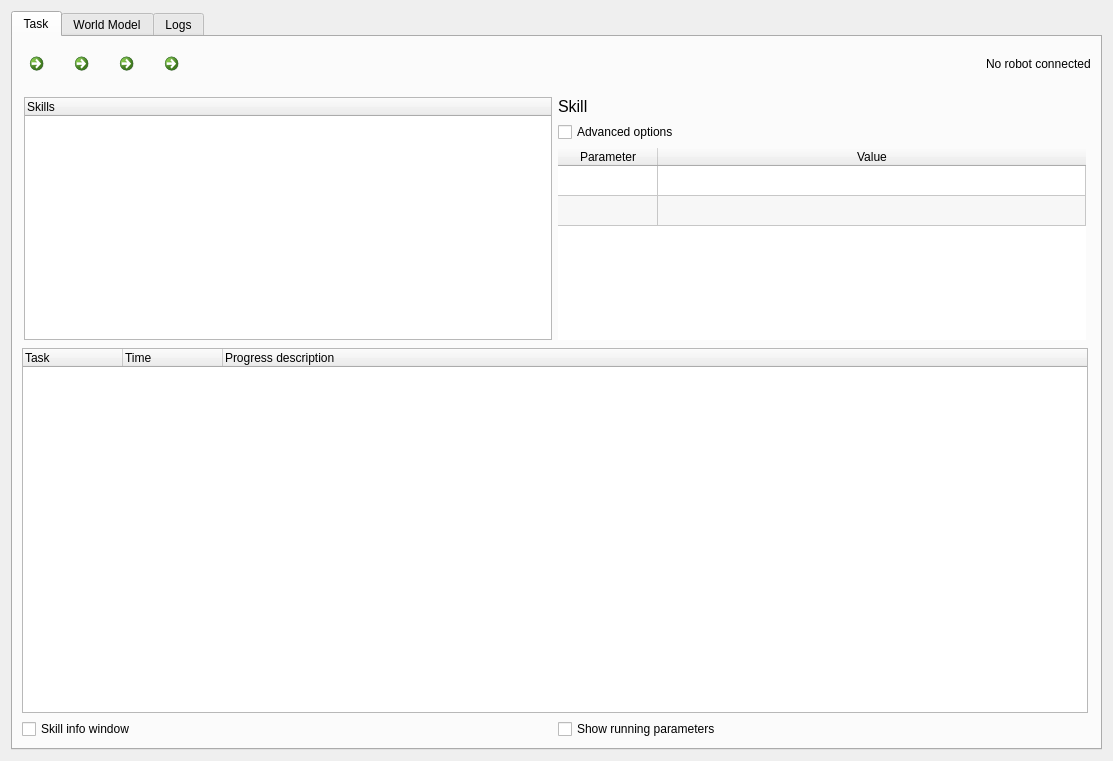
Before: the Qt Designer form skiros2_gui/src/skiros2_gui/core/skiros_gui.ui in RobotLabLTH/skiros2, drawn with Qt 5.
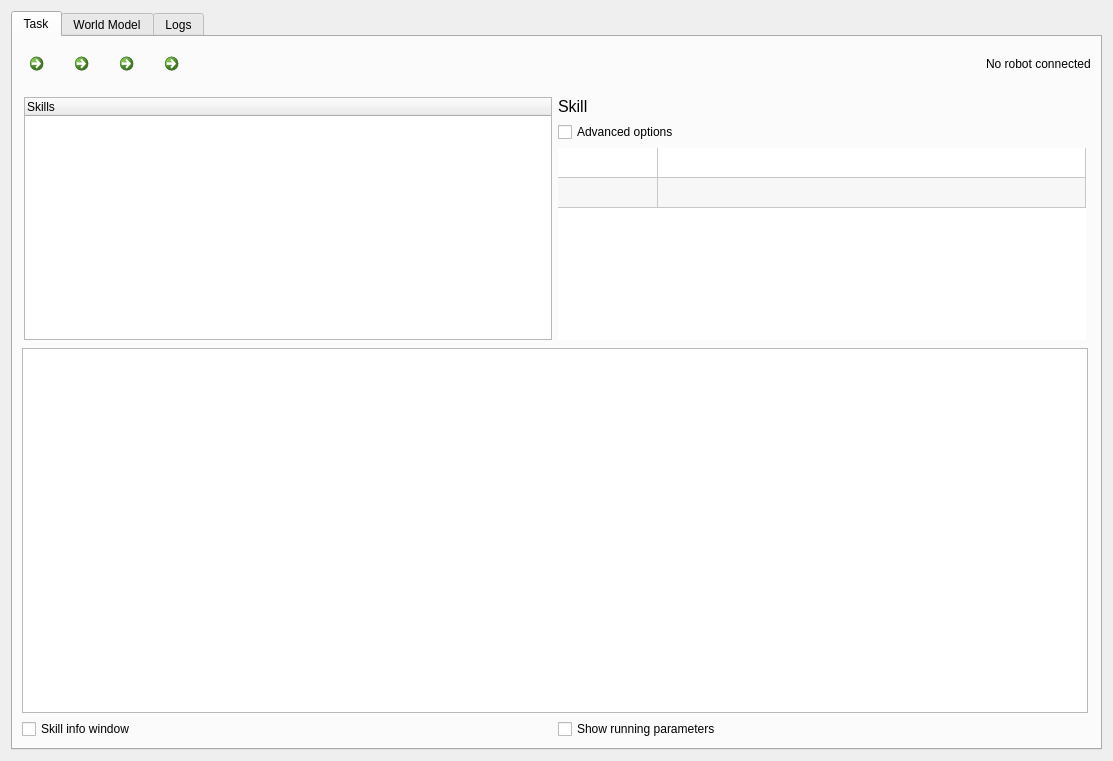
After: the same form once the commit is applied. The open tabs and pages were chosen to show the change. Icons and pictures are not drawn.

The edit to the form file:
```diff
--- a/skiros2_gui/src/skiros2_gui/core/skiros_gui.ui
+++ b/skiros2_gui/src/skiros2_gui/core/skiros_gui.ui
@@ -170,7 +170,7 @@
                  <number>2</number>
                 </property>
                 <attribute name="horizontalHeaderVisible">
-                 <bool>true</bool>
+                 <bool>false</bool>
                 </attribute>
                 <attribute name="horizontalHeaderStretchLastSection">
                  <bool>true</bool>
@@ -221,7 +221,7 @@
             <bool>true</bool>
            </property>
            <attribute name="headerVisible">
-            <bool>true</bool>
+            <bool>false</bool>
            </attribute>
            <column>
             <property name="text">
```
Left out of the diff: 4 changed lines with no effect on the pictures.
